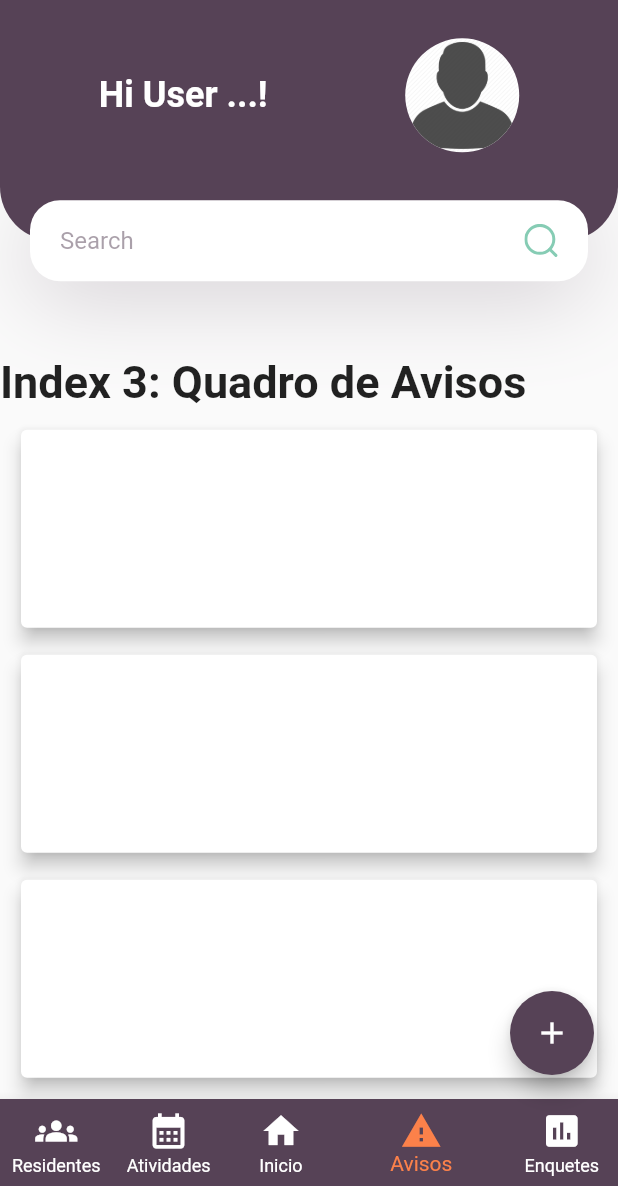
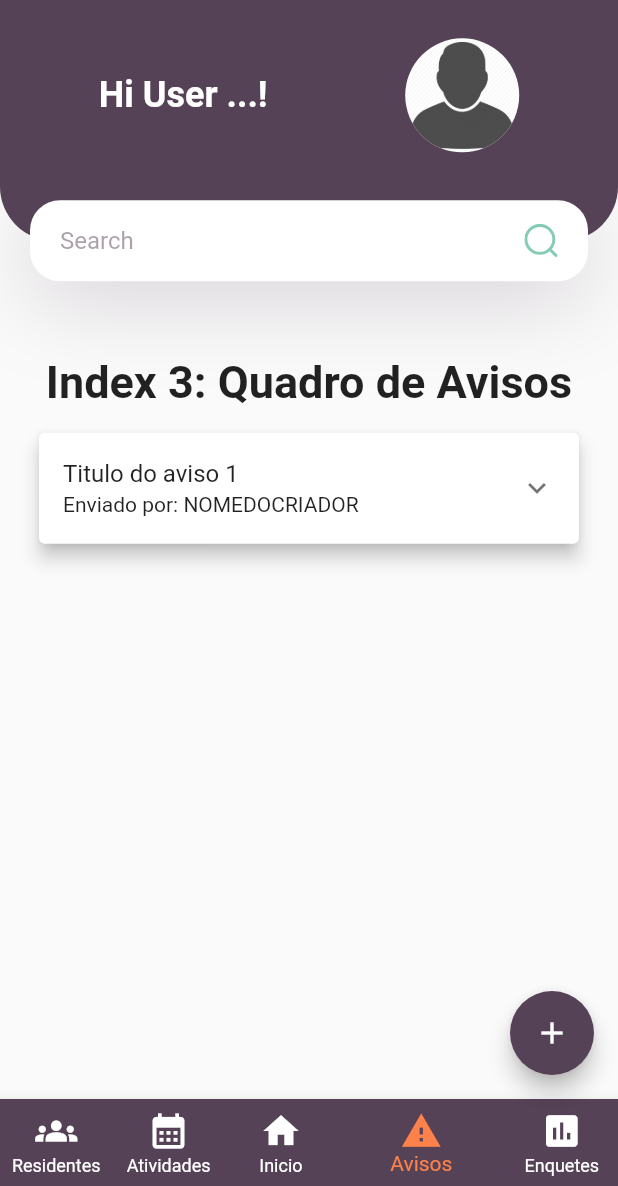
Before and after one commit to PedroAzevedo141/reu_app, a Flutter app: the screen it shows after launch, item 4 of the bottom bar chosen, on a phone screen of 412 x 824 dp, the part 50-1236 px from its top. Run offline on Flutter 3.47's test engine with Material 2 defaults, Android fonts, the phone set to English and light mode, and no system bars; our stand-ins replace cloud_firestore, firebase_core, flutter_svg, shared_preferences; accounts and stored records are empty.

Commit message:
[ADDED] novos cards na tela de avisos.

```diff
--- a/lib/main.dart
+++ b/lib/main.dart
@@ -3,7 +3,7 @@ import 'package:flutter_svg/svg.dart';
 import 'package:reu_app/home/home.dart';
 import 'package:reu_app/activity/activity.dart';
 import 'package:reu_app/residents/residents.dart';
-import 'package:reu_app/warnings/auxiliary_func.dart';
+import 'package:reu_app/warnings/auxiliary_funcs.dart';
 import 'package:reu_app/warnings/warnings.dart';
 import 'package:reu_app/polls/polls.dart';
 import 'package:cloud_firestore/cloud_firestore.dart';
--- a/lib/warnings/auxiliary_func.dart
+++ b/lib/warnings/auxiliary_funcs.dart
@@ -46,6 +46,7 @@ modalBottom(context) {
                   padding:
                       const EdgeInsets.only(bottom: 24, left: 16, right: 16),
                   child: TextFormField(
+                    // controller: warningController_title,
                     keyboardType: TextInputType.text,
                     decoration: const InputDecoration(
                       border: OutlineInputBorder(),
@@ -58,6 +59,7 @@ modalBottom(context) {
                   padding:
                       const EdgeInsets.only(bottom: 24, left: 16, right: 16),
                   child: TextFormField(
+                    // controller: warningController_desc,
                     keyboardType: TextInputType.text,
                     decoration: const InputDecoration(
                       border: OutlineInputBorder(),
@@ -72,7 +74,14 @@ modalBottom(context) {
                   child: Center(
                     child: ElevatedButton(
                       style: style,
-                      onPressed: () {},
+                      onPressed: () {
+                        // setState(() {
+                        //   warnings_list.add([
+                        //     warningController_title.text,
+                        //     warningController_desc.text
+                        //   ]);
+                        // });
+                      },
                       child: const Text(
                         'Enviar',
                       ),
--- a/lib/warnings/warnings.dart
+++ b/lib/warnings/warnings.dart
@@ -14,7 +14,14 @@ class WarningPage extends StatefulWidget {
 class _WarningPageState extends State<WarningPage> {
   static const TextStyle optionStyle =
       TextStyle(fontSize: 30, fontWeight: FontWeight.bold);
+
   final ReuRepository reuRepository = ReuRepository();
+
+  EdgeInsets marginCards = const EdgeInsets.only(bottom: 25);
+
+  static List<List> warnings_list = [];
+  final TextEditingController warningController_title = TextEditingController();
+  final TextEditingController warningController_desc = TextEditingController();
 
   @override
   Widget build(BuildContext context) {
@@ -24,52 +31,34 @@ class _WarningPageState extends State<WarningPage> {
       crossAxisAlignment: CrossAxisAlignment.center,
       children: <Widget>[
         HeaderWithSearchBox(size: size),
+        const Text(
+          'Index 3: Quadro de Avisos',
+          style: optionStyle,
+        ),
         Expanded(
           child: ListView(
+            padding: const EdgeInsets.only(left: 26, right: 26, top: 16),
             shrinkWrap: true,
             children: <Widget>[
-              const Text(
-                'Index 3: Quadro de Avisos',
-                style: optionStyle,
-              ),
-              Container(
-                padding: const EdgeInsets.fromLTRB(10, 10, 10, 0),
-                height: 150,
-                width: double.maxFinite,
-                child: const Card(
-                  elevation: 5,
-                ),
-              ),
-              Container(
-                padding: const EdgeInsets.fromLTRB(10, 10, 10, 0),
-                height: 150,
-                width: double.maxFinite,
-                child: const Card(
-                  elevation: 5,
-                ),
-              ),
-              Container(
-                padding: const EdgeInsets.fromLTRB(10, 10, 10, 0),
-                height: 150,
-                width: double.maxFinite,
-                child: const Card(
-                  elevation: 5,
-                ),
-              ),
-              Container(
-                padding: const EdgeInsets.fromLTRB(10, 10, 10, 0),
-                height: 150,
-                width: double.maxFinite,
-                child: const Card(
-                  elevation: 5,
-                ),
-              ),
-              Container(
-                padding: const EdgeInsets.fromLTRB(10, 10, 10, 0),
-                height: 150,
-                width: double.maxFinite,
-                child: const Card(
-                  elevation: 5,
+              Card(
+                elevation: 5,
+                margin: marginCards,
+                child: ExpansionTile(
+                  title: Text('Titulo do aviso 1'),
+                  subtitle: Text('Enviado por: NOMEDOCRIADOR'),
+                  children: <Widget>[
+                    // for (String war in WarningPage.warnings_list)
+                    ListTile(
+                      title: Center(child: Text("AVISO 01")),
+                      subtitle: Center(
+                          child: Text(
+                              "Lorem ipsum dolor sit amet, consectetur adipiscing elit, sed do eiusmod tempor incididunt ut labore et dolore magna aliqua.")),
+                      leading: Icon(Icons.person),
+                      onTap: () {
+                        print("Teste 01");
+                      },
+                    ),
+                  ],
                 ),
               ),
             ],
```
Also changed, not shown: 1 other file.
